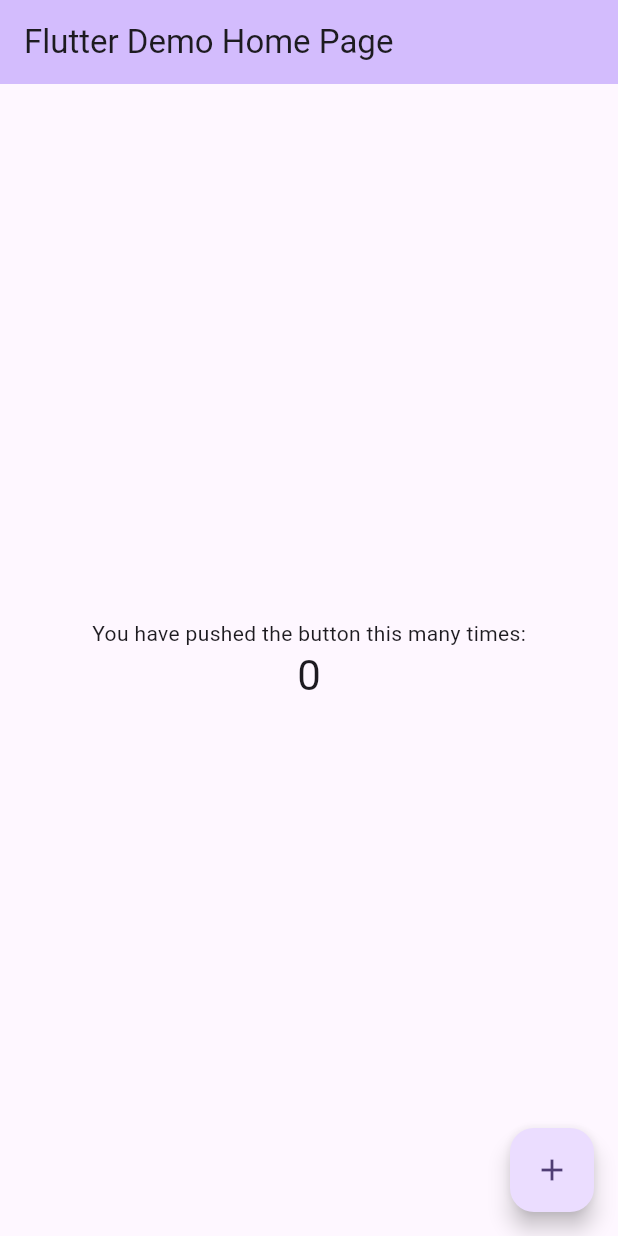
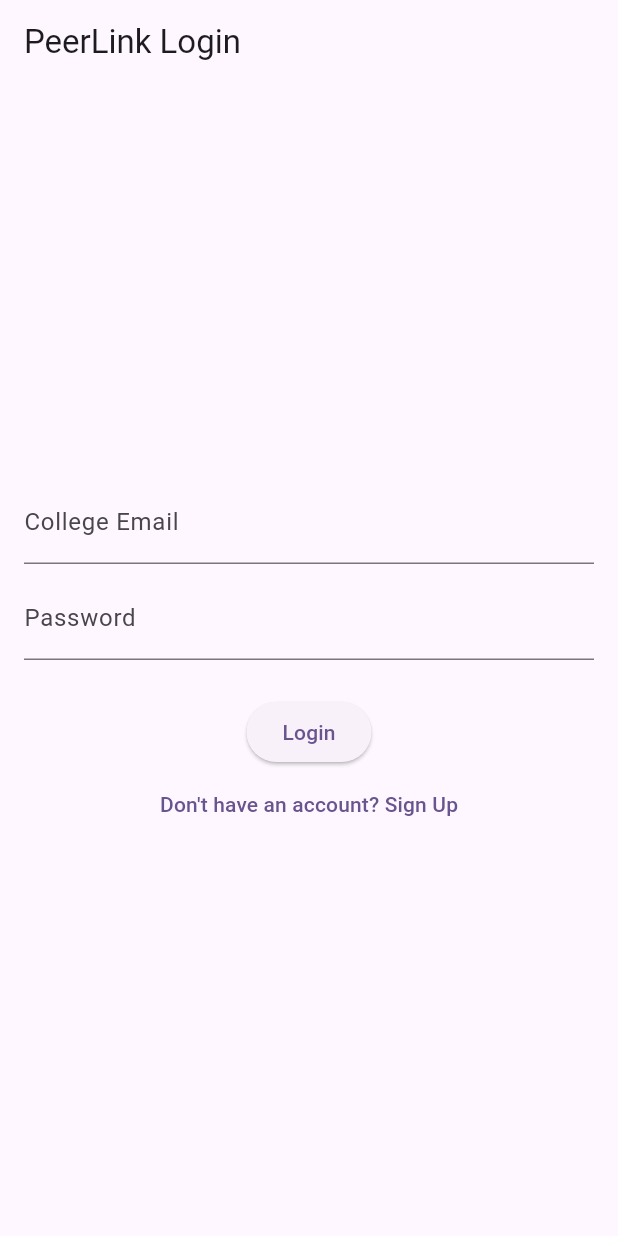
Before and after one commit to GarvitJain99/peerlink, a Flutter app: the screen it shows after launch, on a phone screen of 412 x 824 dp. Run offline on Flutter 3.47's test engine with Material 3 defaults, Android fonts, the phone set to English and light mode, and no system bars; our stand-ins replace firebase_auth, firebase_core; accounts and stored records are empty.

Commit message:
AUTH: Implement basic user authentication flow with Firebase

```diff
--- /dev/null
+++ b/lib/app/data/models/user_model.dart
@@ -0,0 +1,6 @@
+class AppUser {
+  final String uid;
+  final String email;
+
+  AppUser({required this.uid, required this.email});
+}
--- /dev/null
+++ b/lib/app/data/services/auth_service.dart
@@ -0,0 +1,53 @@
+import 'package:firebase_auth/firebase_auth.dart';
+import 'package:peerlink/app/data/models/user_model.dart';
+
+class AuthService {
+  final FirebaseAuth _firebaseAuth = FirebaseAuth.instance;
+
+  // Stream to listen for authentication changes
+  Stream<AppUser?> get authStateChanges {
+    return _firebaseAuth.authStateChanges().map(_userFromFirebase);
+  }
+
+  // Helper method to convert Firebase User to our AppUser model
+  AppUser? _userFromFirebase(User? user) {
+    if (user == null) {
+      return null;
+    }
+    return AppUser(uid: user.uid, email: user.email ?? '');
+  }
+
+  // Sign in with email and password
+  Future<AppUser?> signInWithEmailAndPassword(String email, String password) async {
+    try {
+      final userCredential = await _firebaseAuth.signInWithEmailAndPassword(
+        email: email,
+        password: password,
+      );
+      return _userFromFirebase(userCredential.user);
+    } on FirebaseAuthException catch (e) {
+      print('Sign in failed: ${e.message}');
+      return null;
+    }
+  }
+
+  // **NEW METHOD: Sign up with email and password**
+  Future<AppUser?> signUpWithEmailAndPassword(String email, String password) async {
+    try {
+      final userCredential = await _firebaseAuth.createUserWithEmailAndPassword(
+        email: email,
+        password: password,
+      );
+      return _userFromFirebase(userCredential.user);
+    } on FirebaseAuthException catch (e) {
+      // Handle errors (e.g., weak password, email already in use)
+      print('Sign up failed: ${e.message}');
+      return null;
+    }
+  }
+
+  // Sign out
+  Future<void> signOut() async {
+    await _firebaseAuth.signOut();
+  }
+}
--- /dev/null
+++ b/lib/app/presentation/auth/providers/auth_view_model.dart
@@ -0,0 +1,58 @@
+import 'package:flutter/foundation.dart';
+import 'package:peerlink/app/data/services/auth_service.dart';
+
+enum AuthStatus { uninitialized, authenticated, authenticating, unauthenticated }
+
+class AuthViewModel extends ChangeNotifier {
+  final AuthService _authService = AuthService();
+  AuthStatus _status = AuthStatus.uninitialized;
+  AuthStatus get status => _status;
+
+  AuthViewModel() {
+    _authService.authStateChanges.listen((user) {
+      if (user == null) {
+        _status = AuthStatus.unauthenticated;
+      } else {
+        _status = AuthStatus.authenticated;
+      }
+      notifyListeners();
+    });
+  }
+
+  Future<bool> signIn(String email, String password) async {
+    _status = AuthStatus.authenticating;
+    notifyListeners();
+    final user = await _authService.signInWithEmailAndPassword(email, password);
+    if (user != null) {
+      _status = AuthStatus.authenticated;
+      notifyListeners();
+      return true;
+    } else {
+      _status = AuthStatus.unauthenticated;
+      notifyListeners();
+      return false;
+    }
+  }
+
+  // **NEW METHOD: To handle sign up**
+  Future<bool> signUp(String email, String password) async {
+    _status = AuthStatus.authenticating;
+    notifyListeners();
+    final user = await _authService.signUpWithEmailAndPassword(email, password);
+    if (user != null) {
+      _status = AuthStatus.authenticated;
+      notifyListeners();
+      return true;
+    } else {
+      _status = AuthStatus.unauthenticated;
+      notifyListeners();
+      return false;
+    }
+  }
+
+  Future<void> signOut() async {
+    await _authService.signOut();
+    _status = AuthStatus.unauthenticated;
+    notifyListeners();
+  }
+}
--- /dev/null
+++ b/lib/app/presentation/auth/screens/login_screen.dart
@@ -0,0 +1,86 @@
+import 'package:flutter/material.dart';
+import 'package:provider/provider.dart';
+import 'package:peerlink/app/presentation/auth/providers/auth_view_model.dart';
+
+class LoginScreen extends StatefulWidget {
+  const LoginScreen({super.key});
+
+  @override
+  State<LoginScreen> createState() => _LoginScreenState();
+}
+
+class _LoginScreenState extends State<LoginScreen> {
+  final _emailController = TextEditingController();
+  final _passwordController = TextEditingController();
+  // **NEW: State variable to toggle between Login and Sign Up**
+  bool _isLoginMode = true;
+
+  @override
+  void dispose() {
+    _emailController.dispose();
+    _passwordController.dispose();
+    super.dispose();
+  }
+
+  void _submitForm() {
+    final email = _emailController.text.trim();
+    final password = _passwordController.text.trim();
+    final authViewModel = context.read<AuthViewModel>();
+
+    if (_isLoginMode) {
+      authViewModel.signIn(email, password);
+    } else {
+      authViewModel.signUp(email, password);
+    }
+  }
+
+  @override
+  Widget build(BuildContext context) {
+    final authViewModel = context.watch<AuthViewModel>();
+
+    return Scaffold(
+      appBar: AppBar(
+        // **NEW: Dynamic title**
+        title: Text(_isLoginMode ? 'PeerLink Login' : 'Create Account'),
+      ),
+      body: Padding(
+        padding: const EdgeInsets.all(16.0),
+        child: Column(
+          mainAxisAlignment: MainAxisAlignment.center,
+          children: [
+            TextField(
+              controller: _emailController,
+              decoration: const InputDecoration(labelText: 'College Email'),
+              keyboardType: TextInputType.emailAddress,
+            ),
+            const SizedBox(height: 8),
+            TextField(
+              controller: _passwordController,
+              decoration: const InputDecoration(labelText: 'Password'),
+              obscureText: true,
+            ),
+            const SizedBox(height: 24),
+            authViewModel.status == AuthStatus.authenticating
+                ? const CircularProgressIndicator()
+                : ElevatedButton(
+                    onPressed: _submitForm,
+                    // **NEW: Dynamic button text**
+                    child: Text(_isLoginMode ? 'Login' : 'Sign Up'),
+                  ),
+            // **NEW: Button to switch modes**
+            TextButton(
+              onPressed: () {
+                setState(() {
+                  _isLoginMode = !_isLoginMode;
+                });
+              },
+              child: Text(_isLoginMode
+                  ? 'Don\'t have an account? Sign Up'
+                  : 'Already have an account? Login'),
+            ),
+          ],
+        ),
+      ),
+    );
+  }
+}
--- a/lib/main.dart
+++ b/lib/main.dart
@@ -1,122 +1,61 @@
 import 'package:flutter/material.dart';
+import 'package:firebase_core/firebase_core.dart';
+import 'package:provider/provider.dart';
+import 'package:peerlink/app/presentation/auth/providers/auth_view_model.dart';
+import 'package:peerlink/app/presentation/auth/screens/login_screen.dart';
+import 'package:peerlink/app/presentation/discovery/screens/discovery_screen.dart';
 
-void main() {
-  runApp(const MyApp());
+void main() async {
+  // Ensure Flutter is initialized
+  WidgetsFlutterBinding.ensureInitialized();
+  // Initialize Firebase
+  await Firebase.initializeApp();
+
+  runApp(
+    MultiProvider(
+      providers: [
+        ChangeNotifierProvider(create: (_) => AuthViewModel()),
+        // Add other providers for other features here later
+      ],
+      child: const MyApp(),
+    ),
+  );
 }
 
 class MyApp extends StatelessWidget {
   const MyApp({super.key});
 
-  // This widget is the root of your application.
   @override
   Widget build(BuildContext context) {
     return MaterialApp(
-      title: 'Flutter Demo',
+      title: 'PeerLink',
       theme: ThemeData(
-        // This is the theme of your application.
-        //
-        // TRY THIS: Try running your application with "flutter run". You'll see
-        // the application has a purple toolbar. Then, without quitting the app,
-        // try changing the seedColor in the colorScheme below to Colors.green
-        // and then invoke "hot reload" (save your changes or press the "hot
-        // reload" button in a Flutter-supported IDE, or press "r" if you used
-        // the command line to start the app).
-        //
-        // Notice that the counter didn't reset back to zero; the application
-        // state is not lost during the reload. To reset the state, use hot
-        // restart instead.
-        //
-        // This works for code too, not just values: Most code changes can be
-        // tested with just a hot reload.
         colorScheme: ColorScheme.fromSeed(seedColor: Colors.deepPurple),
+        useMaterial3: true,
       ),
-      home: const MyHomePage(title: 'Flutter Demo Home Page'),
+      home: const AuthWrapper(),
     );
   }
 }
 
-class MyHomePage extends StatefulWidget {
-  const MyHomePage({super.key, required this.title});
-
-  // This widget is the home page of your application. It is stateful, meaning
-  // that it has a State object (defined below) that contains fields that affect
-  // how it looks.
-
-  // This class is the configuration for the state. It holds the values (in this
-  // case the title) provided by the parent (in this case the App widget) and
-  // used by the build method of the State. Fields in a Widget subclass are
-  // always marked "final".
-
-  final String title;
-
-  @override
-  State<MyHomePage> createState() => _MyHomePageState();
-}
-
-class _MyHomePageState extends State<MyHomePage> {
-  int _counter = 0;
-
-  void _incrementCounter() {
-    setState(() {
-      // This call to setState tells the Flutter framework that something has
-      // changed in this State, which causes it to rerun the build method below
-      // so that the display can reflect the updated values. If we changed
-      // _counter without calling setState(), then the build method would not be
-      // called again, and so nothing would appear to happen.
-      _counter++;
-    });
-  }
+class AuthWrapper extends StatelessWidget {
+  const AuthWrapper({super.key});
 
   @override
   Widget build(BuildContext context) {
-    // This method is rerun every time setState is called, for instance as done
-    // by the _incrementCounter method above.
-    //
-    // The Flutter framework has been optimized to make rerunning build methods
-    // fast, so that you can just rebuild anything that needs updating rather
-    // than having to individually change instances of widgets.
-    return Scaffold(
-      appBar: AppBar(
-        // TRY THIS: Try changing the color here to a specific color (to
-        // Colors.amber, perhaps?) and trigger a hot reload to see the AppBar
-        // change color while the other colors stay the same.
-        backgroundColor: Theme.of(context).colorScheme.inversePrimary,
-        // Here we take the value from the MyHomePage object that was created by
-        // the App.build method, and use it to set our appbar title.
-        title: Text(widget.title),
-      ),
-      body: Center(
-        // Center is a layout widget. It takes a single child and positions it
-        // in the middle of the parent.
-        child: Column(
-          // Column is also a layout widget. It takes a list of children and
-          // arranges them vertically. By default, it sizes itself to fit its
-          // children horizontally, and tries to be as tall as its parent.
-          //
-          // Column has various properties to control how it sizes itself and
-          // how it positions its children. Here we use mainAxisAlignment to
-          // center the children vertically; the main axis here is the vertical
-          // axis because Columns are vertical (the cross axis would be
-          // horizontal).
-          //
-          // TRY THIS: Invoke "debug painting" (choose the "Toggle Debug Paint"
-          // action in the IDE, or press "p" in the console), to see the
-          // wireframe for each widget.
-          mainAxisAlignment: MainAxisAlignment.center,
-          children: <Widget>[
-            const Text('You have pushed the button this many times:'),
-            Text(
-              '$_counter',
-              style: Theme.of(context).textTheme.headlineMedium,
-            ),
-          ],
-        ),
-      ),
-      floatingActionButton: FloatingActionButton(
-        onPressed: _incrementCounter,
-        tooltip: 'Increment',
-        child: const Icon(Icons.add),
-      ), // This trailing comma makes auto-formatting nicer for build methods.
-    );
+    final authViewModel = context.watch<AuthViewModel>();
+
+    switch (authViewModel.status) {
+      case AuthStatus.authenticated:
+        return const DiscoveryScreen();
+      case AuthStatus.unauthenticated:
+        return const LoginScreen();
+      default: // uninitialized or authenticating
+        return const Scaffold(
+          body: Center(
+            child: CircularProgressIndicator(),
+          ),
+        );
+    }
   }
 }
--- a/pubspec.yaml
+++ b/pubspec.yaml
@@ -34,6 +34,9 @@ dependencies:
   # The following adds the Cupertino Icons font to your application.
   # Use with the CupertinoIcons class for iOS style icons.
   cupertino_icons: ^1.0.8
+  firebase_core: ^4.1.1
+  firebase_auth: ^6.1.0
+  provider: ^6.1.5+1
 
 dev_dependencies:
   flutter_test:
```
Also changed, not shown: lib/app/presentation/discovery/screens/discovery_screen.dart (added, +27 -0 lines), firebase.json (added), lib/firebase_options.dart (added), 3 other files.
